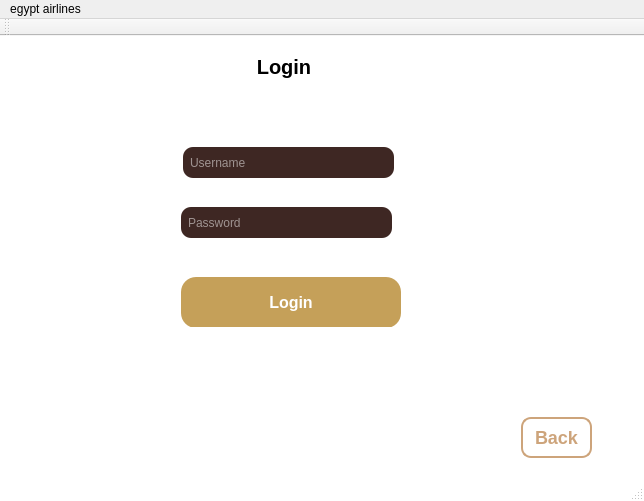
The window that s_p_project/s_p_project.ui (mohamedalaaabdalaah-lgtm/s_p_project) describes before a commit, drawn with Qt 5.
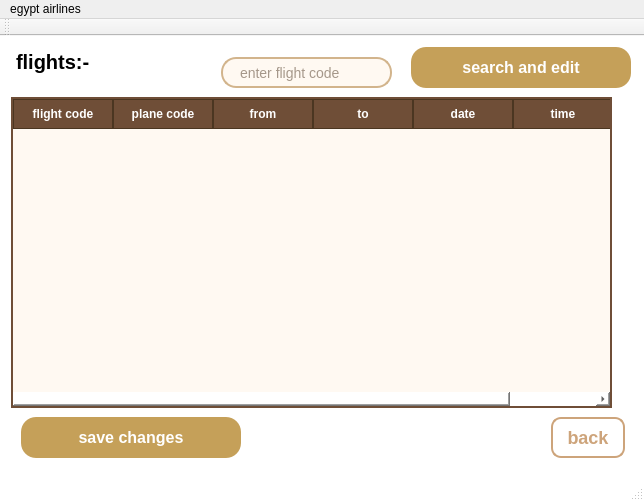
The same window after the commit. The open tabs and pages were chosen to show the change.

Commit message: view and edit flight added.

Patch:
```diff
--- a/s_p_project/s_p_project.ui
+++ b/s_p_project/s_p_project.ui
@@ -424,6 +424,231 @@
         </property>
        </widget>
       </widget>
+      <widget class="QWidget" name="view_flights_page">
+       <widget class="QTableWidget" name="table_flights">
+        <property name="geometry">
+         <rect>
+          <x>0</x>
+          <y>50</y>
+          <width>601</width>
+          <height>311</height>
+         </rect>
+        </property>
+        <property name="styleSheet">
+         <string notr="true">/* The entire table background */
+QTableWidget {
+    background-color: #FFF9F2; /* Clotted cream / Light latte */
+    alternate-background-color: #F2E3D5; /* Soft mocha for alternating rows */
+    color: #4B3621; /* Deep espresso text */
+    gridline-color: #D2B48C; /* Tan/Bisque lines */
+    border: 2px solid #6F4E37; /* Coffee bean brown border */
+    font-family: &quot;Segoe UI&quot;, Arial;
+    font-size: 14px;
+    selection-background-color: #A67B5B; /* Medium roast for selected cells */
+    selection-color: white;
+}
+
+/* The header (top row) */
+QHeaderView::section {
+    background-color: #6F4E37; /* Coffee brown */
+    color: white;
+    padding: 5px;
+    border: 1px solid #4B3621;
+    font-weight: bold;
+}
+
+/* Styling the scrollbars to match */
+QScrollBar:vertical {
+    border: none;
+    background: #F2E3D5;
+    width: 10px;
+}
+
+QScrollBar::handle:vertical {
+    background: #8B5A2B; /* Cinnamon handle */
+    min-height: 20px;
+    border-radius: 5px;
+}
+
+/* Bottom right corner where scrollbars meet */
+QTableCornerButton::section {
+    background-color: #6F4E37;
+}</string>
+        </property>
+        <column>
+         <property name="text">
+          <string>flight code</string>
+         </property>
+         <property name="background">
+          <color>
+           <red>255</red>
+           <green>255</green>
+           <blue>255</blue>
+          </color>
+         </property>
+         <property name="foreground">
+          <brush brushstyle="NoBrush">
+           <color alpha="255">
+            <red>255</red>
+            <green>192</green>
+            <blue>129</blue>
+           </color>
+          </brush>
+         </property>
+        </column>
+        <column>
+         <property name="text">
+          <string>plane code</string>
+         </property>
+        </column>
+        <column>
+         <property name="text">
+          <string>from</string>
+         </property>
+        </column>
+        <column>
+         <property name="text">
+          <string>to</string>
+         </property>
+        </column>
+        <column>
+         <property name="text">
+          <string>date</string>
+         </property>
+        </column>
+        <column>
+         <property name="text">
+          <string>time</string>
+         </property>
+        </column>
+       </widget>
+       <widget class="QLabel" name="lbl_flights">
+        <property name="geometry">
+         <rect>
+          <x>0</x>
+          <y>0</y>
+          <width>111</width>
+          <height>51</height>
+         </rect>
+        </property>
+        <property name="text">
+         <string>&lt;html&gt;&lt;head/&gt;&lt;body&gt;&lt;p&gt;&lt;span style=&quot; font-size:15pt;&quot;&gt;flights:-&lt;/span&gt;&lt;/p&gt;&lt;/body&gt;&lt;/html&gt;</string>
+        </property>
+       </widget>
+       <widget class="QPushButton" name="btn_back_view_flights">
+        <property name="geometry">
+         <rect>
+          <x>540</x>
+          <y>370</y>
+          <width>74</width>
+          <height>41</height>
+         </rect>
+        </property>
+        <property name="styleSheet">
+         <string notr="true">   QPushButton {
+    /* الخلفية شفافة */
+    background-color: transparent;
+    /* لون الخط (البيج بتاعك) */
+    color: #cda47b; 
+    /* البرواز */
+    border: 2px solid #cda47b;
+    /* الحواف دائرية سِنة */
+    border-radius: 10px;
+    /* الخط عريض (Bold) */
+    font-weight: bold;
+    /* حجم الخط */
+    font-size: 18px;
+    /* الحجم الصغير */
+    min-width: 30px;
+    max-width: 50px;
+    min-height: 10px;
+    max-height: 35px;
+}
+
+/* ستايل لما المستخدم يلمس الزرار بالماوس */
+QPushButton:hover {
+    background-color: #cda47b;
+    color: #3e2723; /* يقلب بني غامق عشان يبان */
+}</string>
+        </property>
+        <property name="text">
+         <string>back</string>
+        </property>
+       </widget>
+       <widget class="QPushButton" name="btn_search_and_edit">
+        <property name="geometry">
+         <rect>
+          <x>400</x>
+          <y>0</y>
+          <width>220</width>
+          <height>41</height>
+         </rect>
+        </property>
+        <property name="text">
+         <string>search and edit</string>
+        </property>
+       </widget>
+       <widget class="QLineEdit" name="txt_admin_search_flights">
+        <property name="geometry">
+         <rect>
+          <x>210</x>
+          <y>10</y>
+          <width>171</width>
+          <height>31</height>
+         </rect>
+        </property>
+        <property name="styleSheet">
+         <string notr="true">QLineEdit {
+    background-color: #FFF9F2; /* Creamy Latte */
+    border: 2px solid #D2B48C; /* Tan/Bisque */
+    border-radius: 15px;      /* Rounded &quot;Coffee Pod&quot; shape */
+    padding: 5px 15px;
+    color: #4B3621;           /* Espresso text */
+    font-size: 14px;
+    selection-background-color: #A67B5B; /* Selection color */
+}
+
+QLineEdit:focus {
+    border: 2px solid #6F4E37; /* Darkens to Coffee Bean when typing */
+    background-color: #FFFFFF;
+}
+
+/* The Search Button */
+QPushButton {
+    background-color: #6F4E37; /* Deep Roast */
+    color: #FFF9F2;
+    border-radius: 15px;
+    padding: 5px 15px;
+    font-weight: bold;
+}
+
+QPushButton:hover {
+    background-color: #8B5A2B; /* Cinnamon hover effect */
+}
+
+QPushButton:pressed {
+    background-color: #4B3621; /* Strong Espresso pressed effect */
+}</string>
+        </property>
+        <property name="placeholderText">
+         <string>enter flight code</string>
+        </property>
+       </widget>
+       <widget class="QPushButton" name="btn_save_view_flights">
+        <property name="geometry">
+         <rect>
+          <x>10</x>
+          <y>370</y>
+          <width>220</width>
+          <height>41</height>
+         </rect>
+        </property>
+        <property name="text">
+         <string>save changes</string>
+        </property>
+       </widget>
+      </widget>
+      <widget class="QWidget" name="edit_flights_page"/>
       <widget class="QWidget" name="add_flight_page">
        <widget class="QLabel" name="lbl_add_flight">
         <property name="geometry">
```
Left out of the diff: 10 changed lines with no effect on the pictures. The commit also changes 3 other files.
